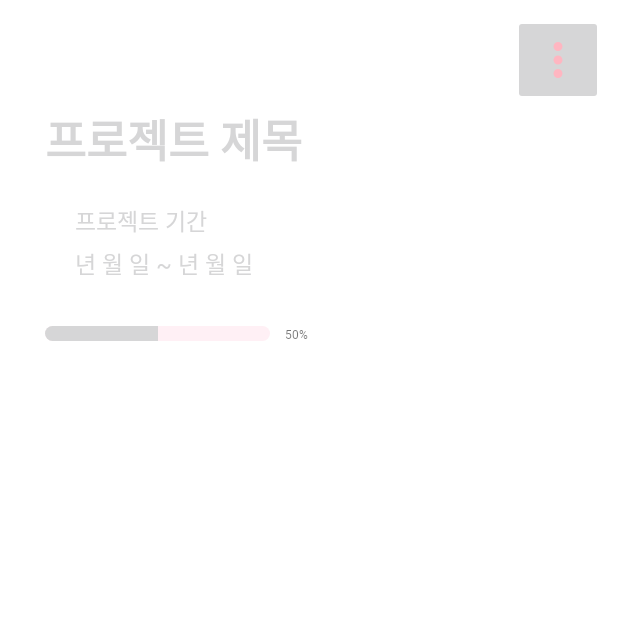
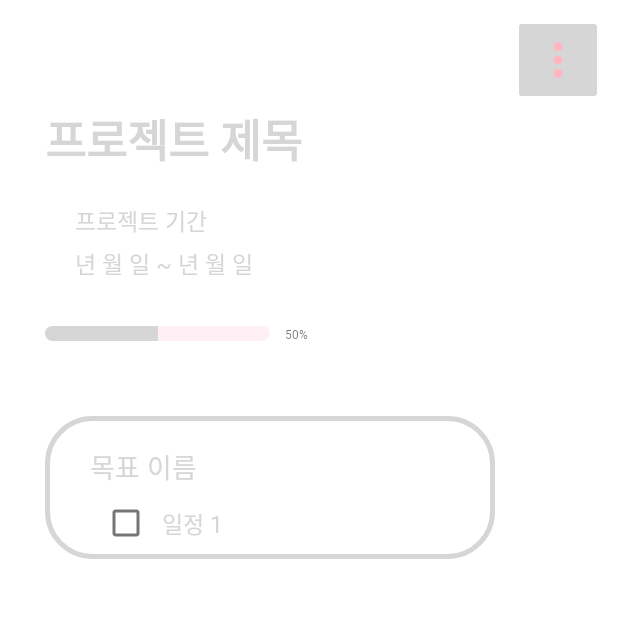
Before and after one commit to bomingming/ProjecTodo, an Android app: the DetailActivity screen opened directly, with no data from a screen before it, on a phone screen of 412 x 824 dp, the top half of it. Run offline under Robolectric (Android 15) with nearby library versions, the phone set to English and light mode, and no system bars.

Commit message:
상세화면에 목표 블록 배치

```diff
--- a/app/src/main/res/layout/activity_detail.xml
+++ b/app/src/main/res/layout/activity_detail.xml
@@ -79,5 +79,49 @@
         app:layout_constraintTop_toTopOf="@+id/progressBar_detail"
         android:layout_marginStart="10dp"/>
 
+    <androidx.constraintlayout.widget.ConstraintLayout
+        android:id="@+id/block_target"
+        android:layout_width="300dp"
+        android:layout_height="wrap_content"
+        android:background="@drawable/rectangle_style"
+        app:layout_constraintStart_toStartOf="@+id/title_text"
+        app:layout_constraintTop_toBottomOf="@+id/progressBar_detail"
+        android:layout_marginTop="50dp">
+
+        <TextView
+            android:id="@+id/target_title_Block"
+            android:layout_width="wrap_content"
+            android:layout_height="wrap_content"
+            android:layout_marginStart="30dp"
+            android:layout_marginTop="20dp"
+            android:fontFamily="@font/kimpo"
+            android:text="목표 이름"
+            android:textColor="@color/black"
+            android:textSize="18dp"
+            app:layout_constraintStart_toStartOf="parent"
+            app:layout_constraintTop_toTopOf="parent" />
+
+        <CheckBox
+            android:id="@+id/todo_check_block"
+            android:layout_width="wrap_content"
+            android:layout_height="wrap_content"
+            app:layout_constraintStart_toStartOf="@+id/target_title_Block"
+            app:layout_constraintTop_toBottomOf="@+id/target_title_Block" />
+
+        <TextView
+            android:id="@+id/todo_list_block"
+            android:layout_width="wrap_content"
+            android:layout_height="wrap_content"
+            android:fontFamily="@font/kimpo"
+            android:text="일정 1"
+            android:textColor="@color/black"
+            android:textSize="15dp"
+            app:layout_constraintBottom_toBottomOf="@+id/todo_check_block"
+            app:layout_constraintStart_toEndOf="@+id/todo_check_block"
+            app:layout_constraintTop_toBottomOf="@+id/target_title_Block" />
+
+
+    </androidx.constraintlayout.widget.ConstraintLayout>
+
 
 </androidx.constraintlayout.widget.ConstraintLayout>
```
